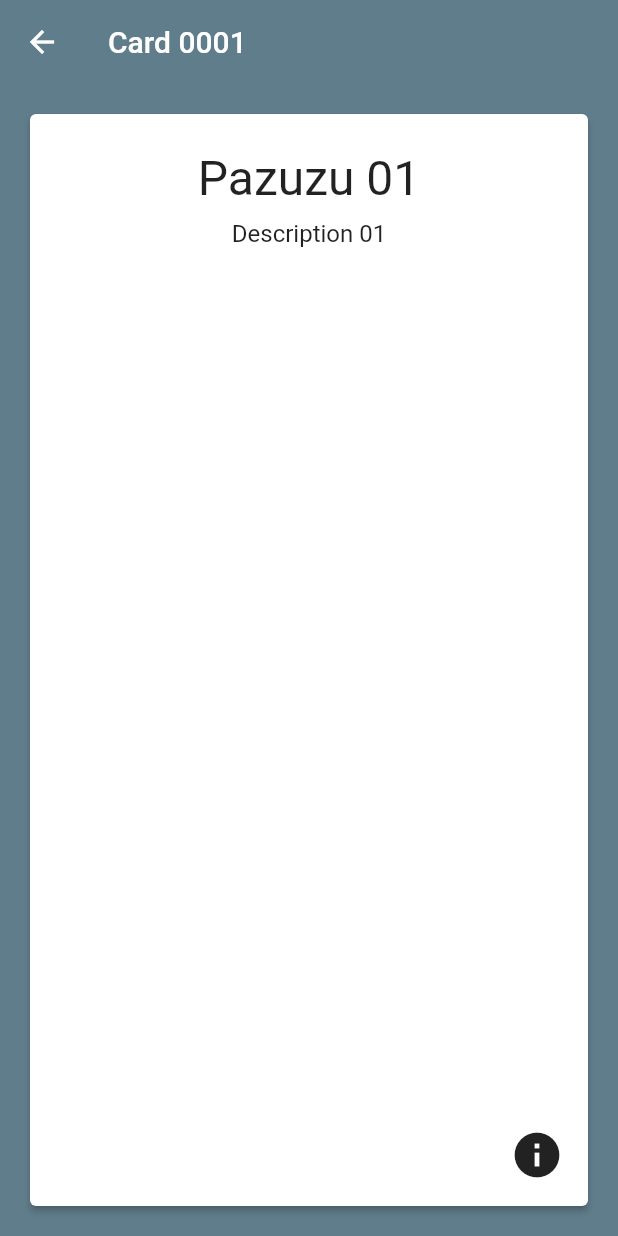
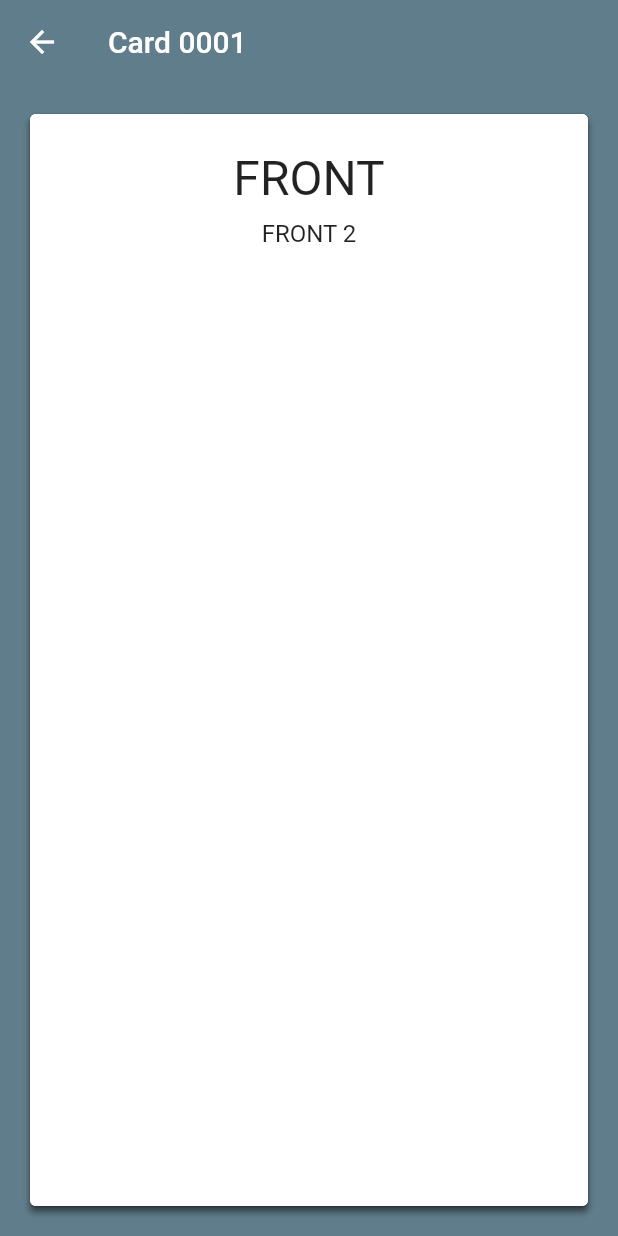
Before and after one commit to gabrielferreir/spaced-repetition-flutter, a Flutter app: the CardPage screen opened by its route, on a phone screen of 412 x 824 dp. Run offline on Flutter 3.47's test engine with Material 2 defaults, Android fonts, the phone set to English and light mode, and no system bars.

Commit message:
Transformando o flip em um widget

```diff
--- /dev/null
+++ b/lib/screens/card/card.page.dart
@@ -0,0 +1,30 @@
+import 'package:flutter/material.dart';
+import './card.state.dart';
+
+class CardPage extends StatefulWidget {
+  @override
+  _CardPageState createState() => _CardPageState();
+}
+
+class _CardPageState extends State<CardPage> {
+  @override
+  Widget build(BuildContext context) {
+    return Scaffold(
+      appBar: AppBar(
+        backgroundColor: Colors.transparent,
+        elevation: 0.0,
+        title: Text('Card 0001'),
+      ),
+      backgroundColor: Colors.blueGrey,
+      body: Container(
+        child: Container(
+          margin: EdgeInsets.all(16.0),
+          constraints: BoxConstraints.expand(),
+          child: Stack(
+            children: gerateList(),
+          ),
+        ),
+      ),
+    );
+  }
+}
--- /dev/null
+++ b/lib/screens/card/card.state.dart
@@ -0,0 +1,62 @@
+import 'package:flutter/material.dart';
+import '../../widgets/flip.widget.dart';
+
+List<Widget> gerateList() {
+  List<Widget> list = [];
+  for (var i = 0; i < 3; i++) {
+    list.add(Flip(front: Front(), back: Back()));
+  }
+  return list;
+}
+
+class Back extends StatelessWidget {
+  @override
+  Widget build(BuildContext context) {
+    return Container(
+      child: InkWell(
+          onTap: () {},
+          child: Padding(
+            padding: EdgeInsets.all(16.0),
+            child: Column(
+              children: <Widget>[
+                Padding(
+                  padding: EdgeInsets.symmetric(horizontal: 0.0, vertical: 8.0),
+                  child: Text('BACK', style: TextStyle(fontSize: 32.0)),
+                ),
+                Text(
+                  'BACK',
+                  style: TextStyle(fontSize: 16.0),
+                )
+              ],
+            ),
+          )),
+      constraints: BoxConstraints.expand(),
+    );
+  }
+}
+
+class Front extends StatelessWidget {
+  @override
+  Widget build(BuildContext context) {
+    return Container(
+      child: InkWell(
+          onTap: () {},
+          child: Padding(
+            padding: EdgeInsets.all(16.0),
+            child: Column(
+              children: <Widget>[
+                Padding(
+                  padding: EdgeInsets.symmetric(horizontal: 0.0, vertical: 8.0),
+                  child: Text('FRONT', style: TextStyle(fontSize: 32.0)),
+                ),
+                Text(
+                  'FRONT 2',
+                  style: TextStyle(fontSize: 16.0),
+                )
+              ],
+            ),
+          )),
+      constraints: BoxConstraints.expand(),
+    );
+  }
+}
--- a/lib/deck.dart
+++ b/lib/screens/deck/deck.page.dart
@@ -1,7 +1,7 @@
 import 'package:flutter/material.dart';
-import './components/drawer.dart';
-import './router/slide_router_right.dart';
-import './card.dart';
+import '../../widgets/drawer.widget.dart';
+import '../../router/slide_router_right.dart';
+import 'package:tg/screens/card/card.page.dart';
 
 class DeckPage extends StatefulWidget {
   @override
--- a/lib/home.dart
+++ b/lib/screens/home/home.page.dart
@@ -1,5 +1,5 @@
 import 'package:flutter/material.dart';
-import './components/drawer.dart';
+import '../../widgets/drawer.widget.dart';
 
 class HomePage extends StatefulWidget {
   @override
--- a/lib/components/drawer.dart
+++ b/lib/widgets/drawer.widget.dart
@@ -1,7 +1,7 @@
 import 'package:flutter/material.dart';
 import '../router/slide_router_right.dart';
-import '../home.dart';
-import '../deck.dart';
+import 'package:tg/screens/home/home.page.dart';
+import 'package:tg/screens/deck/deck.page.dart';
 
 class DrawerWidget extends StatefulWidget {
   @override
--- a/lib/card.dart
+++ b/lib/widgets/flip.widget.dart
@@ -1,53 +1,4 @@
 import 'package:flutter/material.dart';
-
-class CardPage extends StatefulWidget {
-  @override
-  _CardPageState createState() => _CardPageState();
-}
-
-class _CardPageState extends State<CardPage> {
-  _gerateList() {
-    List<Widget> list = [];
-    for (var i = 0; i < 1; i++) {
-      list.add(MemoryCard(
-        index: i,
-      ));
-    }
-    return list;
-  }
-
-  @override
-  Widget build(BuildContext context) {
-    return Scaffold(
-      appBar: AppBar(
-        backgroundColor: Colors.transparent,
-        elevation: 0.0,
-        title: Text('Card 0001'),
-      ),
-      backgroundColor: Colors.blueGrey,
-      body: Container(
-        child: Container(
-          margin: EdgeInsets.all(16.0),
-          constraints: BoxConstraints.expand(),
-          child: Stack(
-            children: _gerateList(),
-          ),
-        ),
-      ),
-    );
-  }
-}
-
-class MemoryCard extends StatefulWidget {
-  int index;
-
-  MemoryCard({int this.index}) {
-    this.index = index;
-  }
-
-  @override
-  _MemoryCardState createState() => _MemoryCardState(index: index);
-}
 
 class ItemCard {
   String title;
@@ -56,10 +7,30 @@ class ItemCard {
   ItemCard({this.title, this.description});
 }
 
-class _MemoryCardState extends State<MemoryCard> with TickerProviderStateMixin {
-  List<ItemCard> cards = [];
-  bool front = true;
-  num index;
+class Flip extends StatefulWidget {
+  Widget front;
+  Widget back;
+
+  Flip({Widget front, Widget back}) {
+    this.front = front;
+    this.back = back;
+    print("INICIAL");
+    print(this.front);
+  }
+
+  @override
+  _FlipState createState() => _FlipState(front: front, back: back);
+}
+
+class _FlipState extends State<Flip> with TickerProviderStateMixin {
+  Widget front;
+  Widget back;
+
+  _FlipState({Widget front, Widget back}) {
+    this.front = front;
+    this.back = back;
+    print(this.front);
+  }
 
   Offset cardOffset = const Offset(0.0, 0.0);
   Offset dragStart;
@@ -150,9 +121,6 @@ class _MemoryCardState extends State<MemoryCard> with TickerProviderStateMixin {
           ..addListener(() {
             setState(() {
               flipToBack = flipToBackAnimation2.value;
-//          if (flipToBackAnimation2.isCompleted) {
-//            flipToBackOpacity = 0.0;
-//          }
             });
           })
           ..addStatusListener((AnimationStatus status) {
@@ -191,19 +159,6 @@ class _MemoryCardState extends State<MemoryCard> with TickerProviderStateMixin {
     super.dispose();
   }
 
-  _MemoryCardState({int index}) {
-    this.index = index;
-    var a = ItemCard(title: 'Pazuzu 01', description: 'Description 01');
-    var b = ItemCard(title: 'Pazuzu 02', description: 'Description 02');
-    var c = ItemCard(title: 'Pazuzu 03', description: 'Description 03');
-    var d = ItemCard(title: 'Pazuzu 04', description: 'Description 04');
-
-    this.cards.add(a);
-    this.cards.add(b);
-    this.cards.add(c);
-    this.cards.add(d);
-  }
-
   void _onPanStart(DragStartDetails details) {
     this.dragStart = details.globalPosition;
   }
@@ -230,18 +185,20 @@ class _MemoryCardState extends State<MemoryCard> with TickerProviderStateMixin {
 
   @override
   Widget build(BuildContext context) {
-    return Transform(
-      transform: Matrix4.translationValues(cardOffset.dx, cardOffset.dy, 0.0),
-      alignment: Alignment.center,
-      child: GestureDetector(
-        onPanStart: _onPanStart,
-        onPanUpdate: _onPanUpdate,
-        onPanEnd: _onPanEnd,
-        child: Stack(
-          children: <Widget>[_Card(), _controls(), _cardButton()],
-        ),
-      ),
+    return
+//      Transform(
+//      transform: Matrix4.translationValues(cardOffset.dx, cardOffset.dy, 0.0),
+//      alignment: Alignment.center,
+//      child: GestureDetector(
+//        onPanStart: _onPanStart,
+//        onPanUpdate: _onPanUpdate,
+//        onPanEnd: _onPanEnd,
+//        child:
+        Stack(
+      children: <Widget>[_Card(), _controls()],
     );
+//      ),
+//    );
   }
 
   Widget _Card() {
@@ -287,56 +244,10 @@ class _MemoryCardState extends State<MemoryCard> with TickerProviderStateMixin {
             alignment: Alignment.center,
             child: Opacity(
               opacity: flipToBackOpacity,
-              child: Card(
-                  elevation: 2.0,
-                  child: Container(
-                    child: InkWell(
-                        onTap: () {},
-                        child: Padding(
-                          padding: EdgeInsets.all(16.0),
-                          child: Column(
-                            children: <Widget>[
-                              Padding(
-                                padding: EdgeInsets.symmetric(
-                                    horizontal: 0.0, vertical: 8.0),
-                                child: Text(this.cards[this.index].title,
-                                    style: TextStyle(fontSize: 32.0)),
-                              ),
-                              Text(
-                                this.cards[this.index].description,
-                                style: TextStyle(fontSize: 16.0),
-                              )
-                            ],
-                          ),
-                        )),
-                    constraints: BoxConstraints.expand(),
-                  )),
+              child: Card(elevation: 2.0, child: front),
             )),
       ],
       fit: StackFit.expand,
-    );
-  }
-
-  Widget _cardButton() {
-    return Positioned(
-      child: IconButton(
-          icon: Icon(Icons.info, size: 36.0),
-          onPressed: () {
-            setState(() {
-              if (this.front) {
-                this.front = false;
-              } else {
-                if (this.index < 3) {
-                  this.index = this.index + 1;
-                } else {
-                  this.index = 0;
-                }
-                this.front = true;
-              }
-            });
-          }),
-      bottom: 16.0,
-      right: 16.0,
     );
   }
 
@@ -372,17 +283,12 @@ class _MemoryCardState extends State<MemoryCard> with TickerProviderStateMixin {
 
   _next() {
     print('next()');
-//    setState(() {
-//      this.front = false;
-//    });
     flipToBackController.forward();
   }
 
   _prev() {
     print('prev');
     flipToFrontController2.forward();
-//    setState(() {
-//      this.front = true;
-//    });
+    ;
   }
 }
```
Also changed, not shown: lib/backup.dart (deleted, +0 -61 lines), lib/main.dart (+3 -4 lines).
